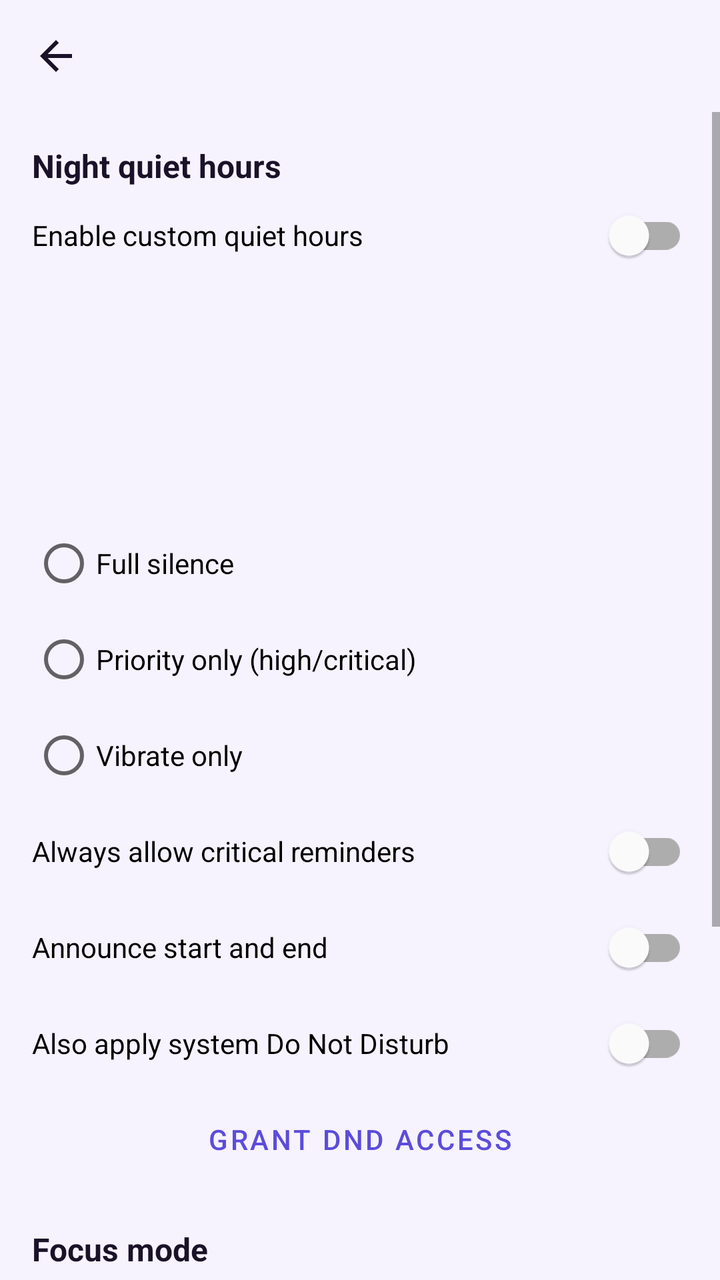
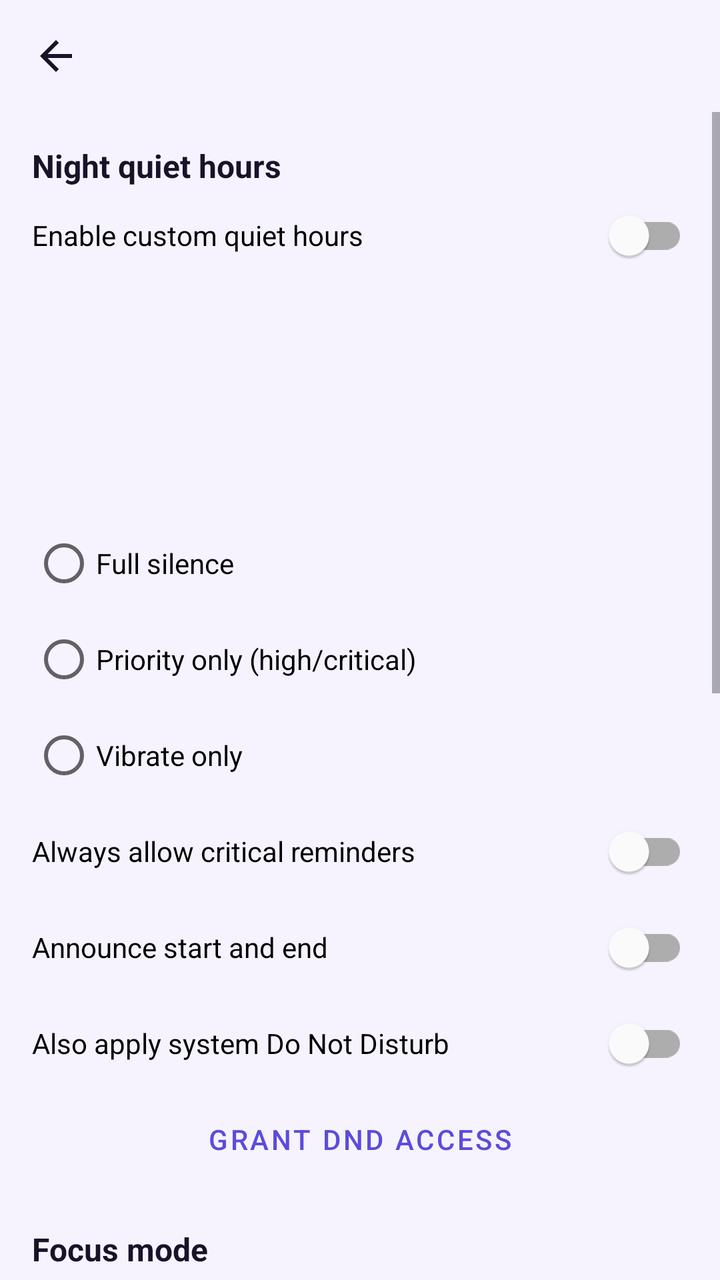

The first picture is an Android layout as it rendered before a commit; the second is the same layout after the commit. The layout source and the unified diff follow.
<!-- AndroidManifest.xml: application theme Theme.Yadavar -->
<!-- res/layout/activity_settings.xml -->
<?xml version="1.0" encoding="utf-8"?>
<LinearLayout xmlns:android="http://schemas.android.com/apk/res/android"
    xmlns:app="http://schemas.android.com/apk/res-auto"
    android:layout_width="match_parent"
    android:layout_height="match_parent"
    android:orientation="vertical"
    android:background="@color/background">

    <com.google.android.material.appbar.MaterialToolbar
        android:id="@+id/toolbar"
        android:layout_width="match_parent"
        android:layout_height="wrap_content"
        android:title="@string/settings_title"
        app:navigationIcon="@drawable/ic_back"
        app:titleTextColor="@color/text_primary" />

    <ScrollView
        android:layout_width="match_parent"
        android:layout_height="match_parent">

        <LinearLayout
            android:layout_width="match_parent"
            android:layout_height="wrap_content"
            android:orientation="vertical"
            android:padding="16dp">

            <TextView
                android:layout_width="match_parent"
                android:layout_height="wrap_content"
                android:text="@string/quiet_hours_title"
                android:textStyle="bold"
                android:textColor="@color/text_primary"
                android:textSize="16sp" />

            <com.google.android.material.switchmaterial.SwitchMaterial
                android:id="@+id/switch_quiet_hours"
                android:layout_width="match_parent"
                android:layout_height="wrap_content"
                android:text="@string/quiet_hours_enable" />

            <Button
                android:id="@+id/button_start"
                style="@style/Widget.MaterialComponents.Button.OutlinedButton"
                android:layout_width="match_parent"
                android:layout_height="wrap_content"
                android:layout_marginTop="8dp" />

            <Button
                android:id="@+id/button_end"
                style="@style/Widget.MaterialComponents.Button.OutlinedButton"
                android:layout_width="match_parent"
                android:layout_height="wrap_content"
                android:layout_marginTop="4dp" />

            <RadioGroup
                android:id="@+id/radio_quiet_mode"
                android:layout_width="match_parent"
                android:layout_height="wrap_content"
                android:layout_marginTop="8dp">

                <RadioButton
                    android:id="@+id/radio_silent"
                    android:layout_width="match_parent"
                    android:layout_height="wrap_content"
                    android:text="@string/quiet_mode_silent" />

                <RadioButton
                    android:id="@+id/radio_priority"
                    android:layout_width="match_parent"
                    android:layout_height="wrap_content"
                    android:text="@string/quiet_mode_priority" />

                <RadioButton
                    android:id="@+id/radio_vibrate"
                    android:layout_width="match_parent"
                    android:layout_height="wrap_content"
                    android:text="@string/quiet_mode_vibrate" />
            </RadioGroup>

            <com.google.android.material.switchmaterial.SwitchMaterial
                android:id="@+id/switch_critical"
                android:layout_width="match_parent"
                android:layout_height="wrap_content"
                android:text="@string/allow_critical" />

            <com.google.android.material.switchmaterial.SwitchMaterial
                android:id="@+id/switch_announce"
                android:layout_width="match_parent"
                android:layout_height="wrap_content"
                android:text="@string/quiet_announce" />

            <com.google.android.material.switchmaterial.SwitchMaterial
                android:id="@+id/switch_system_dnd"
                android:layout_width="match_parent"
                android:layout_height="wrap_content"
                android:text="@string/apply_system_dnd" />

            <Button
                android:id="@+id/button_dnd_access"
                style="@style/Widget.MaterialComponents.Button.TextButton"
                android:layout_width="match_parent"
                android:layout_height="wrap_content"
                android:text="@string/grant_dnd_access" />

            <TextView
                android:layout_width="match_parent"
                android:layout_height="wrap_content"
                android:text="@string/focus_title"
                android:textStyle="bold"
                android:textColor="@color/text_primary"
                android:textSize="16sp"
                android:layout_marginTop="20dp" />

            <com.google.android.material.switchmaterial.SwitchMaterial
                android:id="@+id/switch_focus"
                android:layout_width="match_parent"
                android:layout_height="wrap_content"
                android:text="@string/focus_enable" />

            <com.google.android.material.switchmaterial.SwitchMaterial
                android:id="@+id/switch_group"
                android:layout_width="match_parent"
                android:layout_height="wrap_content"
                android:text="@string/group_by_category" />

            <TextView
                android:layout_width="match_parent"
                android:layout_height="wrap_content"
                android:text="@string/backup_title"
                android:textStyle="bold"
                android:textColor="@color/text_primary"
                android:textSize="16sp"
                android:layout_marginTop="20dp" />

            <Button
                android:id="@+id/button_export"
                android:layout_width="match_parent"
                android:layout_height="wrap_content"
                android:text="@string/backup_export" />

            <Button
                android:id="@+id/button_import"
                style="@style/Widget.MaterialComponents.Button.OutlinedButton"
                android:layout_width="match_parent"
                android:layout_height="wrap_content"
                android:layout_marginTop="8dp"
                android:text="@string/backup_import" />
        </LinearLayout>
    </ScrollView>
</LinearLayout>
<!-- resources referenced by this layout -->
<resources>
  <color name="background">#F6F3FF</color>
  <color name="text_primary">#1A1228</color>
  <!-- drawable ic_back (drawable) -->
  <vector xmlns:android="http://schemas.android.com/apk/res/android"
      android:width="24dp" android:height="24dp" android:viewportWidth="24" android:viewportHeight="24">
      <path android:fillColor="#1A1228" android:pathData="M20,11H7.83l5.59,-5.59L12,4l-8,8 8,8 1.41,-1.41L7.83,13H20v-2z"/>
  </vector>
  <string name="allow_critical">Always allow critical reminders</string>
  <string name="apply_system_dnd">Also apply system Do Not Disturb</string>
  <string name="backup_export">Export JSON backup</string>
  <string name="backup_import">Restore from JSON</string>
  <string name="backup_title">Backup</string>
  <string name="focus_enable">Focus mode (mute until turned off)</string>
  <string name="focus_title">Focus mode</string>
  <string name="grant_dnd_access">Grant DND access</string>
  <string name="group_by_category">Group list by category</string>
  <string name="quiet_announce">Announce start and end</string>
  <string name="quiet_hours_enable">Enable custom quiet hours</string>
  <string name="quiet_hours_title">Night quiet hours</string>
  <string name="quiet_mode_priority">Priority only (high/critical)</string>
  <string name="quiet_mode_silent">Full silence</string>
  <string name="quiet_mode_vibrate">Vibrate only</string>
  <string name="settings_title">Settings</string>
  <style name="Theme.Yadavar" parent="Theme.MaterialComponents.DayNight.NoActionBar">
          <item name="colorPrimary">@color/primary</item>
          <item name="colorPrimaryDark">@color/primary_dark</item>
          <item name="colorAccent">@color/accent</item>
      </style>
  <color name="primary">#5B4CDB</color>
  <color name="primary_dark">#3D2FA8</color>
  <color name="accent">#0D9488</color>
</resources>

<!-- the commit's change to res/layout/activity_settings.xml (unified diff, before → after) -->
@@ -145,6 +145,68 @@
                 android:layout_height="wrap_content"
                 android:layout_marginTop="8dp"
                 android:text="@string/backup_import" />
+
+            <TextView
+                android:layout_width="match_parent"
+                android:layout_height="wrap_content"
+                android:text="@string/assistant_api_title"
+                android:textStyle="bold"
+                android:textColor="@color/text_primary"
+                android:textSize="16sp"
+                android:layout_marginTop="20dp" />
+
+            <TextView
+                android:layout_width="match_parent"
+                android:layout_height="wrap_content"
+                android:text="@string/assistant_api_help"
+                android:textColor="@color/text_secondary"
+                android:textSize="13sp"
+                android:layout_marginBottom="8dp" />
+
+            <com.google.android.material.textfield.TextInputLayout
+                android:layout_width="match_parent"
+                android:layout_height="wrap_content"
+                android:hint="@string/assistant_api_key">
+
+                <com.google.android.material.textfield.TextInputEditText
+                    android:id="@+id/input_api_key"
+                    android:layout_width="match_parent"
+                    android:layout_height="wrap_content"
+                    android:inputType="textPassword" />
+            </com.google.android.material.textfield.TextInputLayout>
+
+            <com.google.android.material.textfield.TextInputLayout
+                android:layout_width="match_parent"
+                android:layout_height="wrap_content"
+                android:layout_marginTop="8dp"
+                android:hint="@string/assistant_api_url">
+
+                <com.google.android.material.textfield.TextInputEditText
+                    android:id="@+id/input_api_url"
+                    android:layout_width="match_parent"
+                    android:layout_height="wrap_content"
+                    android:inputType="textUri" />
+            </com.google.android.material.textfield.TextInputLayout>
+
+            <com.google.android.material.textfield.TextInputLayout
+                android:layout_width="match_parent"
+                android:layout_height="wrap_content"
+                android:layout_marginTop="8dp"
+                android:hint="@string/assistant_api_model">
+
+                <com.google.android.material.textfield.TextInputEditText
+                    android:id="@+id/input_api_model"
+                    android:layout_width="match_parent"
+                    android:layout_height="wrap_content"
+                    android:inputType="text" />
+            </com.google.android.material.textfield.TextInputLayout>
+
+            <Button
+                android:id="@+id/button_save_api"
+                android:layout_width="match_parent"
+                android:layout_height="wrap_content"
+                android:layout_marginTop="8dp"
+                android:text="@string/assistant_api_save" />
         </LinearLayout>
     </ScrollView>
 </LinearLayout>
<!-- resource entries referenced after the edit -->
@@ -2,6 +2,7 @@
 <resources>
   <color name="background">#F6F3FF</color>
   <color name="text_primary">#1A1228</color>
+  <color name="text_secondary">#5B5670</color>
   <!-- drawable ic_back (drawable) -->
   <vector xmlns:android="http://schemas.android.com/apk/res/android"
       android:width="24dp" android:height="24dp" android:viewportWidth="24" android:viewportHeight="24">
@@ -9,6 +10,12 @@
   </vector>
   <string name="allow_critical">Always allow critical reminders</string>
   <string name="apply_system_dnd">Also apply system Do Not Disturb</string>
+  <string name="assistant_api_help">On-device parsing works without a key. A GapGPT / OpenAI-compatible key enables free-form chat. Never about finance.</string>
+  <string name="assistant_api_key">API key</string>
+  <string name="assistant_api_model">Model</string>
+  <string name="assistant_api_save">Save AI settings</string>
+  <string name="assistant_api_title">Optional AI key</string>
+  <string name="assistant_api_url">Base URL</string>
   <string name="backup_export">Export JSON backup</string>
   <string name="backup_import">Restore from JSON</string>
   <string name="backup_title">Backup</string>
